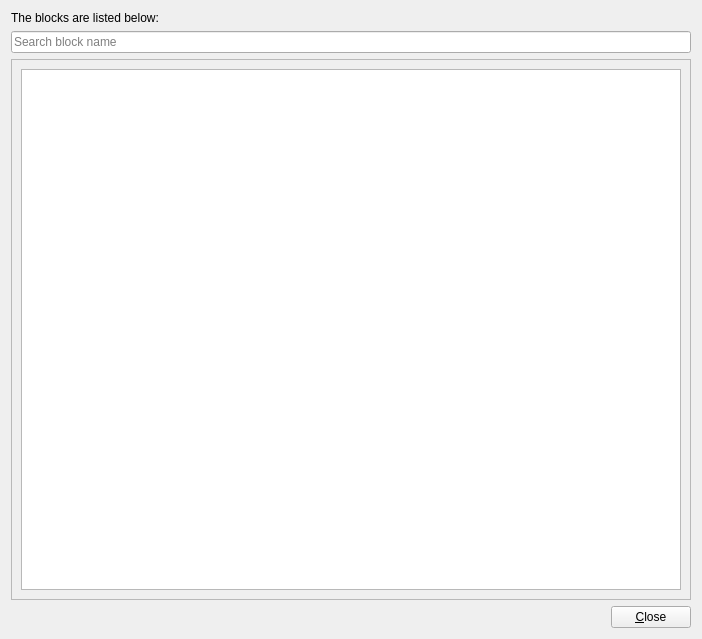
DreamHelium/dhlrc, file src/qt/blocklistui.ui: the form before one commit.
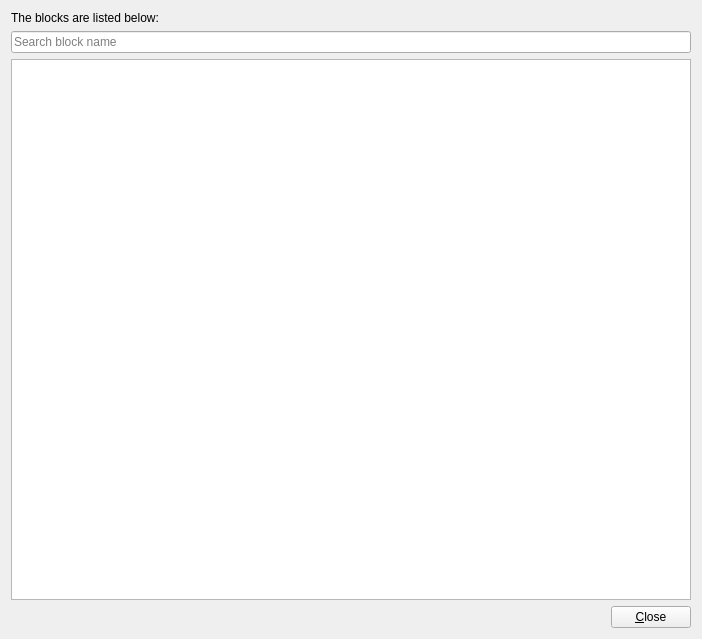
The form after the commit. Custom widgets are drawn as their Qt base class.

What changed in the file:
```diff
--- a/src/qt/blocklistui.ui
+++ b/src/qt/blocklistui.ui
@@ -33,26 +33,7 @@
                                 </widget>
                             </item>
                             <item>
-                                <widget class="QScrollArea" name="scrollArea">
-                                    <property name="widgetResizable">
-                                        <bool>true</bool>
-                                    </property>
-                                    <widget class="QWidget" name="scrollAreaWidgetContents">
-                                        <property name="geometry">
-                                            <rect>
-                                                <x>0</x>
-                                                <y>0</y>
-                                                <width>682</width>
-                                                <height>515</height>
-                                            </rect>
-                                        </property>
-                                        <layout class="QHBoxLayout" name="horizontalLayout">
-                                            <item>
-                                                <widget class="QTableView" name="tableView"/>
-                                            </item>
-                                        </layout>
-                                    </widget>
-                                </widget>
+        <widget class="DhTableView" name="tableView"/>
                             </item>
                         </layout>
                     </item>
@@ -84,6 +65,13 @@
             </item>
         </layout>
     </widget>
+ <customwidgets>
+  <customwidget>
+   <class>DhTableView</class>
+   <extends>QTableView</extends>
+   <header>dhtableview.h</header>
+  </customwidget>
+ </customwidgets>
     <resources/>
     <connections>
         <connection>
```
Lines whose indentation alone changed are shown as unchanged.
